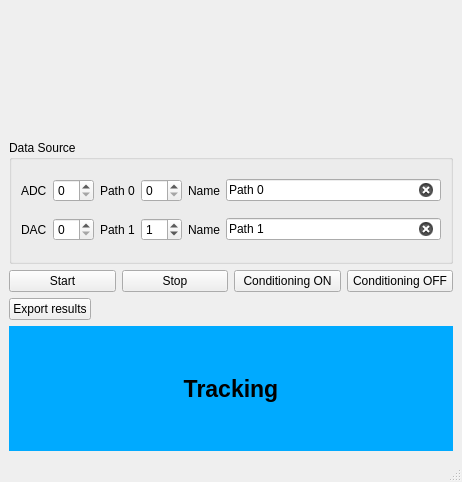
First picture: the form in src/scipyen/ephys/LTPOnline.ui, repository ctigaret/scipyen, before the edit.
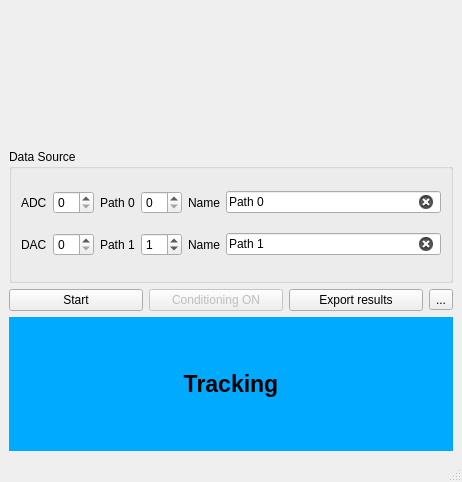
Second picture: the form after the edit. Icons and pictures are not drawn. Custom widgets are drawn as their Qt base class.

Diff of the .ui file:
```diff
--- a/src/scipyen/ephys/LTPOnline.ui
+++ b/src/scipyen/ephys/LTPOnline.ui
@@ -215,23 +215,10 @@
          </widget>
         </item>
         <item>
-         <widget class="QPushButton" name="stopPushButton">
-          <property name="toolTip">
-           <string>Stop monitoring Clampex output</string>
+         <widget class="QPushButton" name="conditioningPushButton">
+          <property name="enabled">
+           <bool>false</bool>
           </property>
-          <property name="statusTip">
-           <string>Stop monitoring Clampex output</string>
-          </property>
-          <property name="whatsThis">
-           <string>Stop monitoring Clampex output</string>
-          </property>
-          <property name="text">
-           <string>Stop</string>
-          </property>
-         </widget>
-        </item>
-        <item>
-         <widget class="QPushButton" name="conditioninONPushButton">
           <property name="toolTip">
            <string>Activate conditioning mode for subsequent trials</string>
           </property>
@@ -247,44 +234,33 @@
          </widget>
         </item>
         <item>
-         <widget class="QPushButton" name="conditioningOFFPushButton">
-          <property name="toolTip">
-           <string>Deactivate conditioning mode for next trials</string>
-          </property>
-          <property name="statusTip">
-           <string>Deactivate conditioning mode for next trials</string>
-          </property>
-          <property name="whatsThis">
-           <string>Deactivate conditioning mode for next trials</string>
-          </property>
-          <property name="text">
-           <string>Conditioning OFF</string>
-          </property>
-         </widget>
-        </item>
-       </layout>
-      </item>
-      <item>
-       <layout class="QHBoxLayout" name="horizontalLayout_4">
-        <item>
          <widget class="QPushButton" name="exportResultsPushButton">
+          <property name="enabled">
+           <bool>true</bool>
+          </property>
           <property name="text">
            <string>Export results</string>
           </property>
          </widget>
         </item>
         <item>
-         <spacer name="horizontalSpacer">
-          <property name="orientation">
-           <enum>Qt::Horizontal</enum>
+         <widget class="QToolButton" name="showViewersToolButton">
+          <property name="toolTip">
+           <string>Show all viewers</string>
           </property>
-          <property name="sizeHint" stdset="0">
-           <size>
-            <width>40</width>
-            <height>20</height>
-           </size>
+          <property name="statusTip">
+           <string>Show all viewers</string>
           </property>
-         </spacer>
+          <property name="whatsThis">
+           <string>Show all viewers</string>
+          </property>
+          <property name="text">
+           <string>...</string>
+          </property>
+          <property name="icon">
+           <iconset theme="window-list"/>
+          </property>
+         </widget>
         </item>
        </layout>
       </item>
```
Left out of the diff: 2 changed lines with no effect on the pictures.
